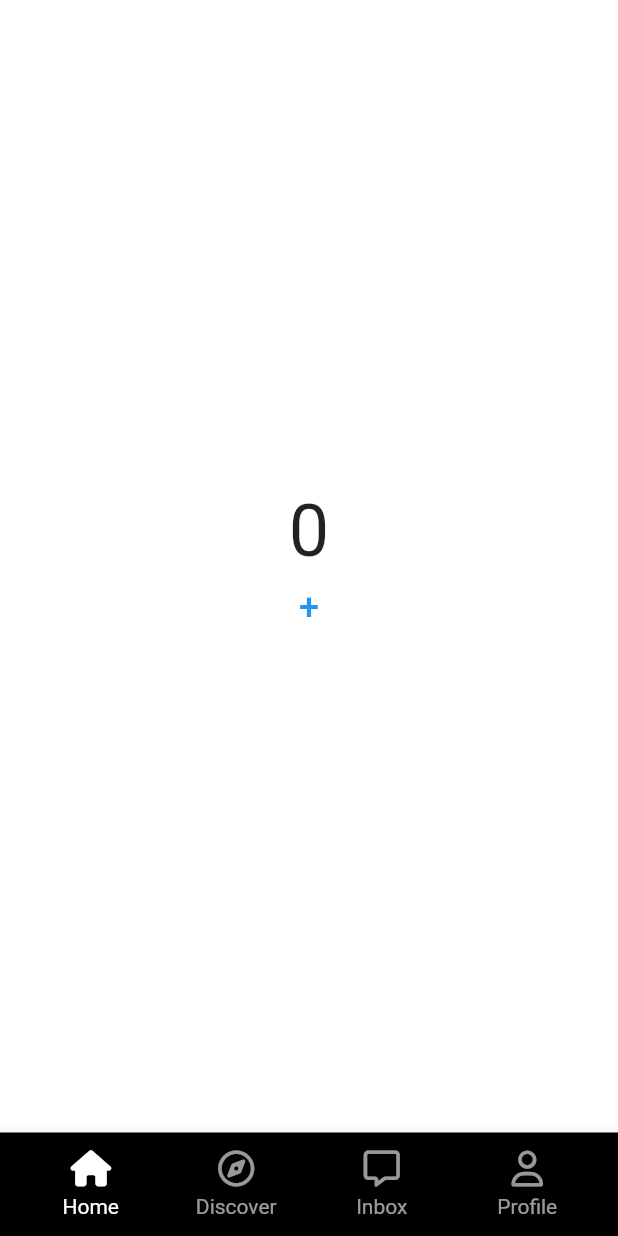
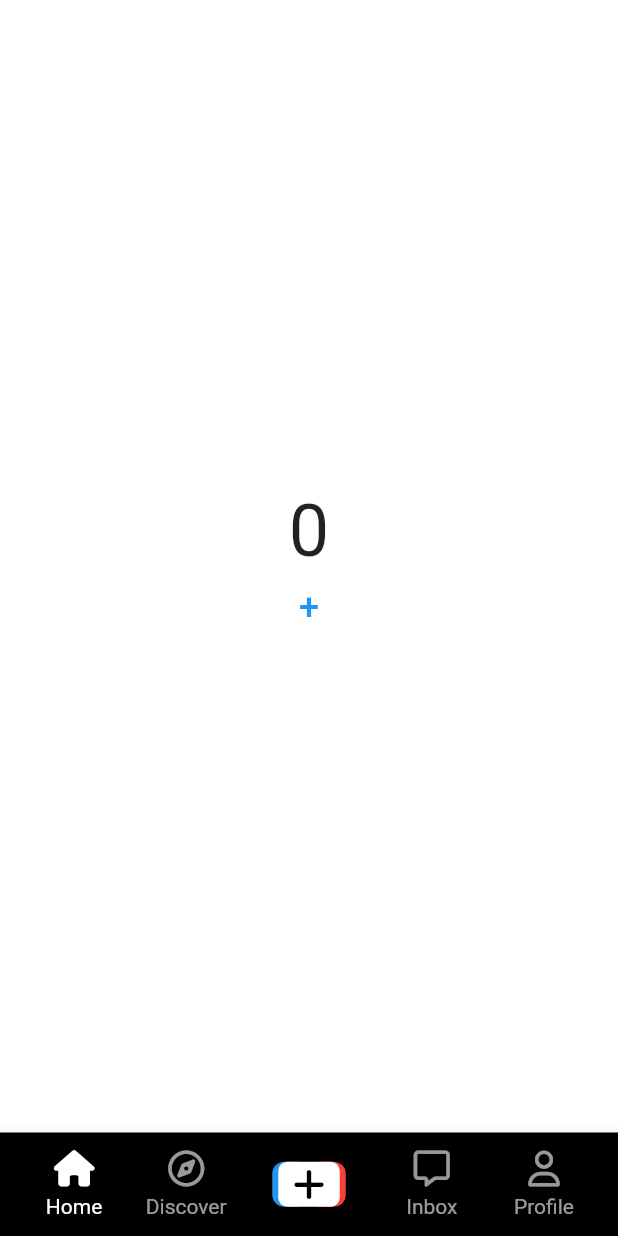
Before and after one commit to ashsh0412/tiktok_clone, a Flutter app: the screen it shows after launch, on a phone screen of 412 x 824 dp. Run offline on Flutter 3.47's test engine with Material 2 defaults, Android fonts, the phone set to English and light mode, and no system bars; our stand-ins replace font_awesome_flutter.

Commit message:
post button

```diff
--- a/lib/features/main_navigation/main_navigation_screen.dart
+++ b/lib/features/main_navigation/main_navigation_screen.dart
@@ -1,7 +1,9 @@
 import 'package:flutter/material.dart';
 import 'package:font_awesome_flutter/font_awesome_flutter.dart';
+import 'package:tiktok_clone/constants/gaps.dart';
 import 'package:tiktok_clone/constants/sizes.dart';
 import 'package:tiktok_clone/features/main_navigation/widgets/nav_tab.dart';
+import 'package:tiktok_clone/features/main_navigation/widgets/post_button.dart';
 import 'package:tiktok_clone/features/main_navigation/widgets/stf_screen.dart';
 
 class MainNavigationScreen extends StatefulWidget {
@@ -14,34 +16,51 @@ class MainNavigationScreen extends StatefulWidget {
 class _MainNavigationScreenState extends State<MainNavigationScreen> {
   int _selectedIndex = 0;
 
-  final screens = [
-    StfScreen(
-      key: GlobalKey(),
-    ),
-    StfScreen(
-      key: GlobalKey(),
-    ),
-    StfScreen(
-      key: GlobalKey(),
-    ),
-    StfScreen(
-      key: GlobalKey(),
-    ),
-    StfScreen(
-      key: GlobalKey(),
-    ),
-  ];
-
   void _onTap(int index) {
     setState(() {
       _selectedIndex = index;
     });
   }
 
+  void _onPostVideoButtonTap() {
+    Navigator.of(context).push(
+      MaterialPageRoute(
+        builder: (context) => Scaffold(
+          appBar: AppBar(
+            centerTitle: true,
+            title: const Text(
+              "Recording Video",
+            ),
+          ),
+        ),
+        fullscreenDialog: true,
+      ),
+    );
+  }
+
   @override
   Widget build(BuildContext context) {
     return Scaffold(
-      body: screens[_selectedIndex],
+      body: Stack(
+        children: [
+          Offstage(
+            offstage: _selectedIndex != 0,
+            child: const StfScreen(),
+          ),
+          Offstage(
+            offstage: _selectedIndex != 1,
+            child: const StfScreen(),
+          ),
+          Offstage(
+            offstage: _selectedIndex != 3,
+            child: const StfScreen(),
+          ),
+          Offstage(
+            offstage: _selectedIndex != 4,
+            child: const StfScreen(),
+          ),
+        ],
+      ),
       bottomNavigationBar: BottomAppBar(
         color: Colors.black,
         child: Padding(
@@ -63,6 +82,12 @@ class _MainNavigationScreenState extends State<MainNavigationScreen> {
                 icon: FontAwesomeIcons.compass,
                 selectedIcon: FontAwesomeIcons.solidCompass,
               ),
+              Gaps.h24,
+              GestureDetector(
+                onTap: _onPostVideoButtonTap,
+                child: const PostVideoButton(),
+              ),
+              Gaps.h24,
               NavTab(
                 onTap: () => _onTap(3),
                 text: "Inbox",
--- /dev/null
+++ b/lib/features/main_navigation/widgets/post_button.dart
@@ -0,0 +1,65 @@
+import 'package:flutter/material.dart';
+import 'package:font_awesome_flutter/font_awesome_flutter.dart';
+import 'package:tiktok_clone/constants/sizes.dart';
+
+class PostVideoButton extends StatelessWidget {
+  const PostVideoButton({super.key});
+
+  @override
+  Widget build(BuildContext context) {
+    return Stack(
+      clipBehavior: Clip.none,
+      children: [
+        Positioned(
+          right: 20,
+          child: Container(
+            padding: const EdgeInsets.symmetric(
+              horizontal: Sizes.size8,
+            ),
+            height: 30,
+            width: 25,
+            decoration: BoxDecoration(
+              color: Colors.blue,
+              borderRadius: BorderRadius.circular(
+                Sizes.size8,
+              ),
+            ),
+          ),
+        ),
+        Positioned(
+          left: 20,
+          child: Container(
+            padding: const EdgeInsets.symmetric(
+              horizontal: Sizes.size8,
+            ),
+            height: 30,
+            width: 25,
+            decoration: BoxDecoration(
+              color: Colors.red,
+              borderRadius: BorderRadius.circular(
+                Sizes.size8,
+              ),
+            ),
+          ),
+        ),
+        Container(
+          padding: const EdgeInsets.symmetric(
+            horizontal: Sizes.size10,
+          ),
+          height: 30,
+          decoration: BoxDecoration(
+              color: Colors.white,
+              borderRadius: BorderRadius.circular(
+                Sizes.size6,
+              )),
+          child: const Center(
+            child: FaIcon(
+              FontAwesomeIcons.plus,
+              color: Colors.black,
+            ),
+          ),
+        )
+      ],
+    );
+  }
+}
--- a/lib/main.dart
+++ b/lib/main.dart
@@ -27,7 +27,7 @@ class TikTokApp extends StatelessWidget {
         scaffoldBackgroundColor: Colors.white,
         primaryColor: const Color(0xFFE9435A),
       ),
-      home: MainNavigationScreen(),
+      home: const MainNavigationScreen(),
     );
   }
 }
```
